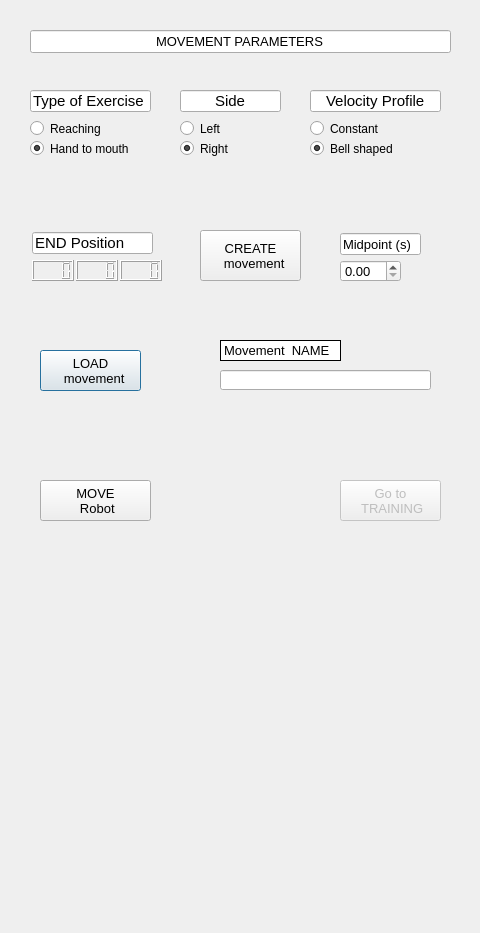
Above: rehab_gui/rehab_gui/MovementWindow.ui from CNR-STIIMA-IRAS/Fit4Med before the change. Below: the same form after it.
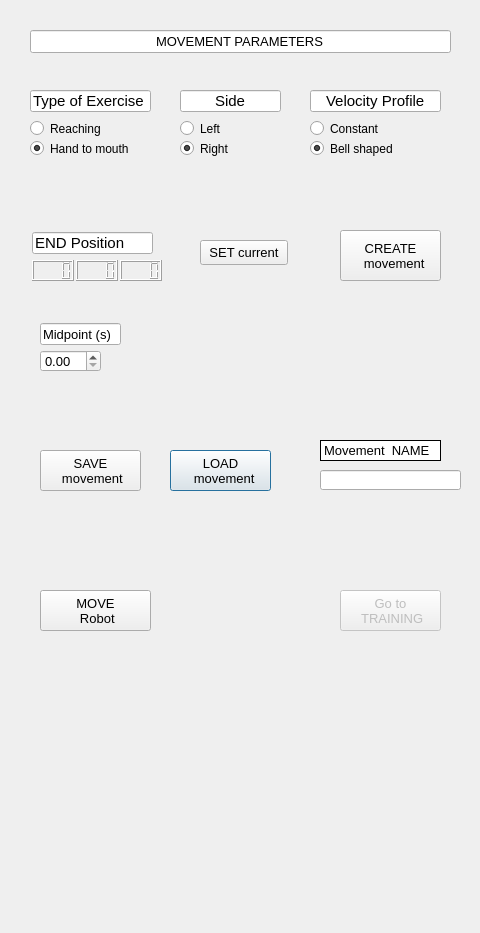
That is the form after the change.

Commit message: back to Caimmi approach

```diff
--- a/rehab_gui/rehab_gui/MovementWindow.ui
+++ b/rehab_gui/rehab_gui/MovementWindow.ui
@@ -27,8 +27,8 @@
   <widget class="QLineEdit" name="lineEdit_MovTime">
    <property name="geometry">
     <rect>
-     <x>340</x>
-     <y>233</y>
+     <x>40</x>
+     <y>323</y>
      <width>81</width>
      <height>22</height>
     </rect>
@@ -48,8 +48,8 @@
   <widget class="QDoubleSpinBox" name="doubleSpinBox_MoveTime">
    <property name="geometry">
     <rect>
-     <x>340</x>
-     <y>260</y>
+     <x>40</x>
+     <y>350</y>
      <width>61</width>
      <height>22</height>
     </rect>
@@ -223,8 +223,8 @@
   <widget class="QPushButton" name="pushButton_LOADMovement">
    <property name="geometry">
     <rect>
-     <x>40</x>
-     <y>350</y>
+     <x>170</x>
+     <y>450</y>
      <width>101</width>
      <height>41</height>
     </rect>
@@ -242,9 +242,9 @@
   <widget class="QLineEdit" name="lineEdit">
    <property name="geometry">
     <rect>
-     <x>220</x>
-     <y>370</y>
-     <width>211</width>
+     <x>320</x>
+     <y>470</y>
+     <width>141</width>
      <height>20</height>
     </rect>
    </property>
@@ -255,8 +255,8 @@
   <widget class="QLabel" name="labelFileName_14">
    <property name="geometry">
     <rect>
-     <x>220</x>
-     <y>340</y>
+     <x>320</x>
+     <y>440</y>
      <width>121</width>
      <height>21</height>
     </rect>
@@ -286,7 +286,7 @@
    <property name="geometry">
     <rect>
      <x>340</x>
-     <y>480</y>
+     <y>590</y>
      <width>101</width>
      <height>41</height>
     </rect>
@@ -427,7 +427,7 @@
   <widget class="QPushButton" name="pushButton_CREATEMovement">
    <property name="geometry">
     <rect>
-     <x>200</x>
+     <x>340</x>
      <y>230</y>
      <width>101</width>
      <height>51</height>
@@ -447,7 +447,7 @@
    <property name="geometry">
     <rect>
      <x>40</x>
-     <y>480</y>
+     <y>590</y>
      <width>111</width>
      <height>41</height>
     </rect>
@@ -457,6 +457,33 @@
  Robot</string>
    </property>
   </widget>
+  <widget class="QPushButton" name="pushButton_SAVEMovement">
+   <property name="geometry">
+    <rect>
+     <x>40</x>
+     <y>450</y>
+     <width>101</width>
+     <height>41</height>
+    </rect>
+   </property>
+   <property name="text">
+    <string>SAVE
+ movement</string>
+   </property>
+  </widget>
+  <widget class="QPushButton" name="pushButton_SetCurrentPos_2">
+   <property name="geometry">
+    <rect>
+     <x>200</x>
+     <y>240</y>
+     <width>88</width>
+     <height>25</height>
+    </rect>
+   </property>
+   <property name="text">
+    <string>SET current</string>
+   </property>
+  </widget>
  </widget>
  <tabstops>
   <tabstop>lineEdit_MovTime</tabstop>
```
Left out of the diff: 2 changed lines with no effect on the pictures. The commit also changes 2 other files.
